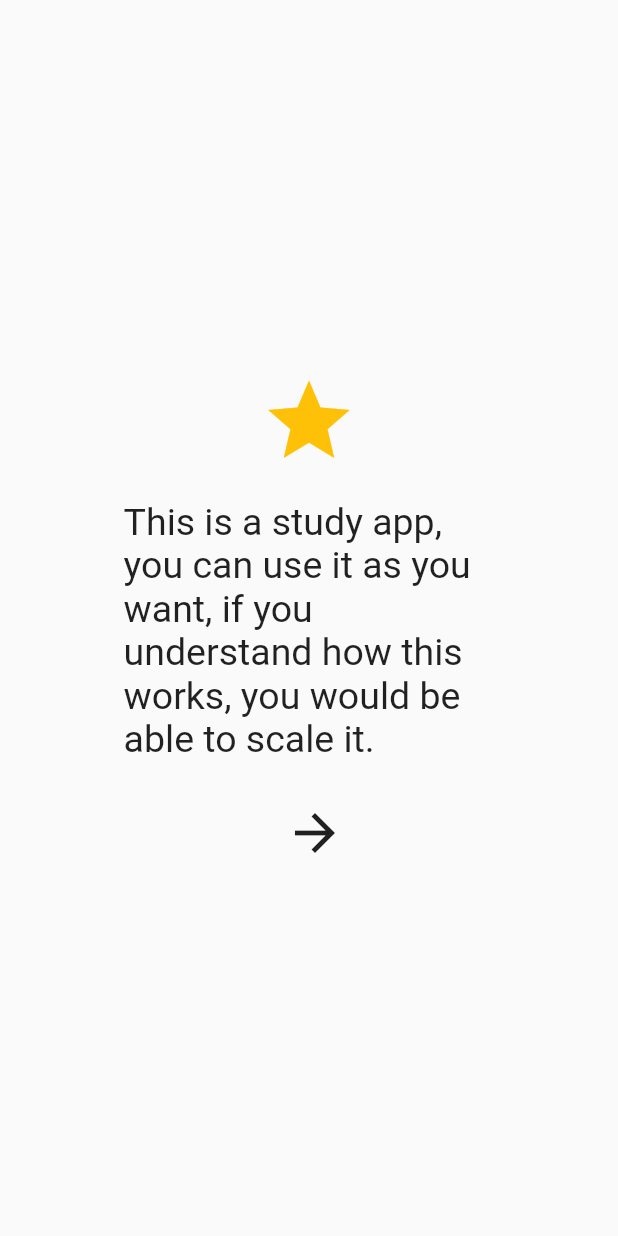
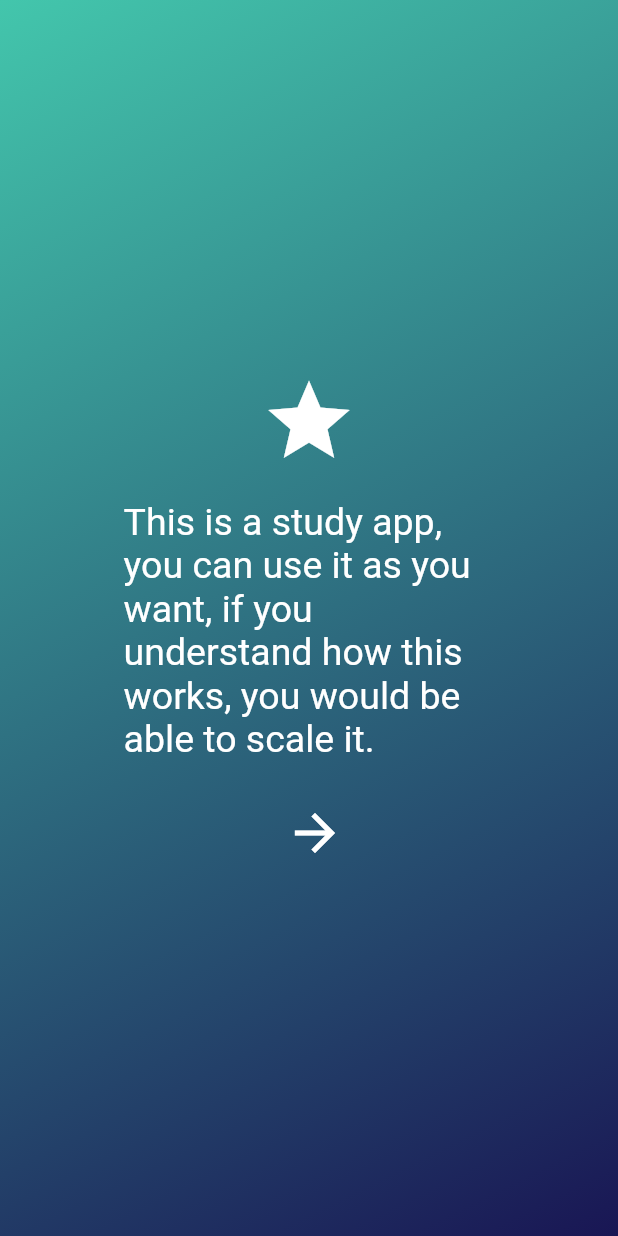
Before and after one commit to moayyadmn/quiz_app, a Flutter app: the screen it shows after launch, on a phone screen of 412 x 824 dp. Run offline on Flutter 3.47's test engine with Material 2 defaults, Android fonts, the light colour scheme and no system bars; our stand-ins replace cloud_firestore, firebase_core, get; accounts and stored records are empty.

Commit message:
finish gradient colors and isDarkMode

```diff
--- a/lib/configs/themes/app_dark_theme.dart
+++ b/lib/configs/themes/app_dark_theme.dart
@@ -0,0 +1,4 @@
+import 'package:flutter/widgets.dart';
+
+const Color primaryDarkColorDark = Color(0xff141e30);
+const Color primaryColorDark = Color(0xff243b55);
--- a/lib/configs/themes/app_light_theme.dart
+++ b/lib/configs/themes/app_light_theme.dart
@@ -0,0 +1,4 @@
+import 'package:flutter/widgets.dart';
+
+const Color primaryLightColorLight = Color(0xff43c6ac);
+const Color primaryColorLight = Color(0xff191654);
--- a/lib/screens/introduction/introduction_screen.dart
+++ b/lib/screens/introduction/introduction_screen.dart
@@ -1,5 +1,7 @@
 import 'package:flutter/material.dart';
 import 'package:get/get.dart';
+
+import '../../configs/themes/app_colors.dart';
 
 class IntroductionScreen extends StatelessWidget {
   const IntroductionScreen({super.key});
@@ -8,6 +10,7 @@ class IntroductionScreen extends StatelessWidget {
   Widget build(BuildContext context) {
     return Scaffold(
       body: Container(
+        decoration: BoxDecoration(gradient: mainGradient(context)),
         alignment: Alignment.center,
         child: Padding(
           padding: EdgeInsets.symmetric(horizontal: Get.width * 0.2),
@@ -17,14 +20,15 @@ class IntroductionScreen extends StatelessWidget {
               const Icon(
                 Icons.star,
                 size: 65,
-                color: Colors.amber,
+                color: Colors.white,
               ),
               const SizedBox(
                 height: 20,
               ),
               const Text(
-                  'This is a study app, you can use it as you want, if you understand how this works, you would be able to scale it.',
-                  style: TextStyle(fontSize: 25)),
+                'This is a study app, you can use it as you want, if you understand how this works, you would be able to scale it.',
+                style: TextStyle(fontSize: 25, color: Colors.white),
+              ),
               const SizedBox(
                 height: 20,
               ),
@@ -33,6 +37,7 @@ class IntroductionScreen extends StatelessWidget {
                   icon: const Icon(
                     Icons.arrow_forward,
                     size: 40,
+                    color: Colors.white,
                   ))
             ],
           ),
--- a/pubspec.yaml
+++ b/pubspec.yaml
@@ -34,6 +34,7 @@ dependencies:
   flutter:
     sdk: flutter
   get: ^4.6.5
+  google_fonts: ^4.0.3
 
 dev_dependencies:
   flutter_lints: ^2.0.0
```
Also changed, not shown: lib/configs/themes/app_colors.dart (added, +18 -0 lines), lib/configs/themes/ui_parameters.dart (added, +7 -0 lines), lib/screens/splash/splash_screen.dart (+10 -1 lines), assets/images/splash_icon.png (added), pubspec.lock, 1 other file.
